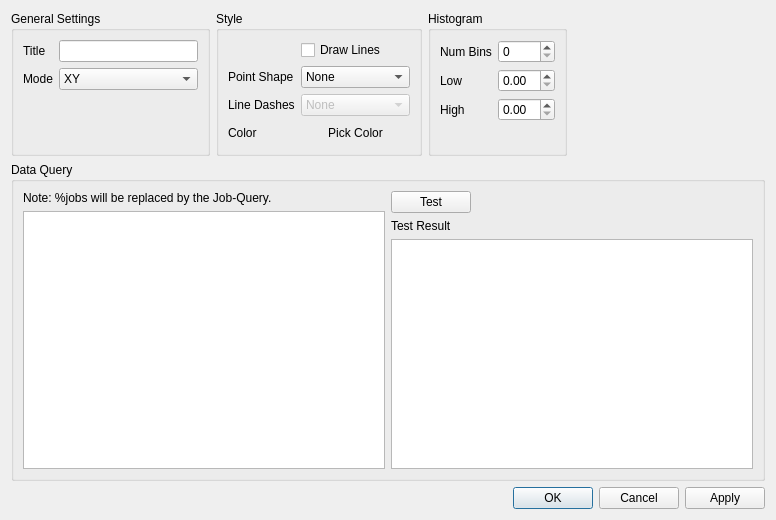
The window that utils/visucmaes/curvesettings.ui (SchellDa/mapsa_analysis) describes before a commit, drawn with Qt 5.
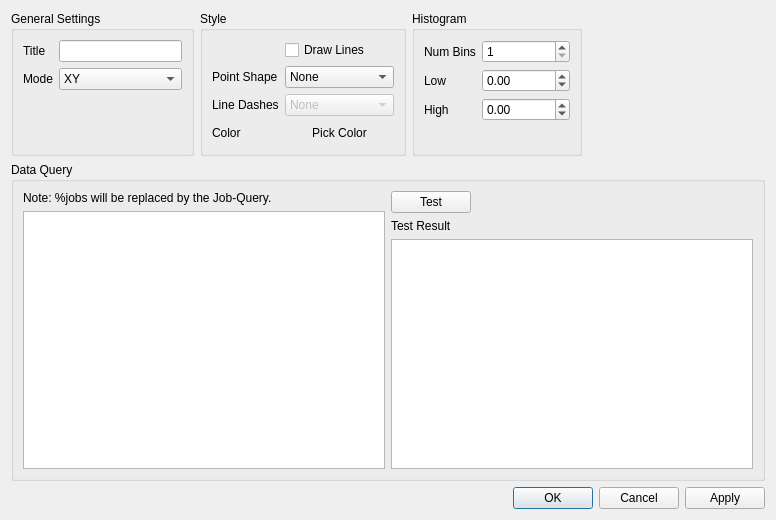
The same window after the commit. Icons and pictures are not drawn.

Diff of the .ui file:
```diff
--- a/utils/visucmaes/curvesettings.ui
+++ b/utils/visucmaes/curvesettings.ui
@@ -238,13 +238,34 @@
          </widget>
         </item>
         <item row="0" column="1">
-         <widget class="QSpinBox" name="hist_bins"/>
+         <widget class="QSpinBox" name="hist_bins">
+          <property name="minimum">
+           <number>1</number>
+          </property>
+          <property name="maximum">
+           <number>10000</number>
+          </property>
+         </widget>
         </item>
         <item row="1" column="1">
-         <widget class="QDoubleSpinBox" name="hist_low"/>
+         <widget class="QDoubleSpinBox" name="hist_low">
+          <property name="minimum">
+           <double>-100000.000000000000000</double>
+          </property>
+          <property name="maximum">
+           <double>100000.000000000000000</double>
+          </property>
+         </widget>
         </item>
         <item row="2" column="1">
-         <widget class="QDoubleSpinBox" name="hist_high"/>
+         <widget class="QDoubleSpinBox" name="hist_high">
+          <property name="minimum">
+           <double>-100000.000000000000000</double>
+          </property>
+          <property name="maximum">
+           <double>100000.000000000000000</double>
+          </property>
+         </widget>
         </item>
         <item row="1" column="0">
          <widget class="QLabel" name="label_11">
```
